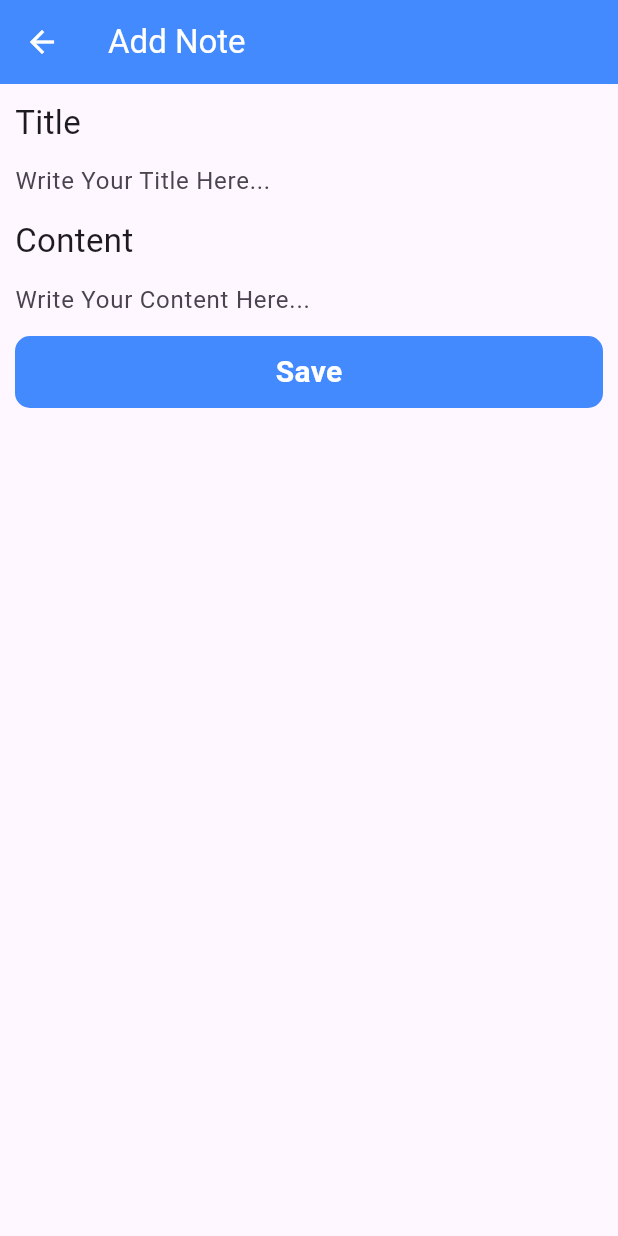
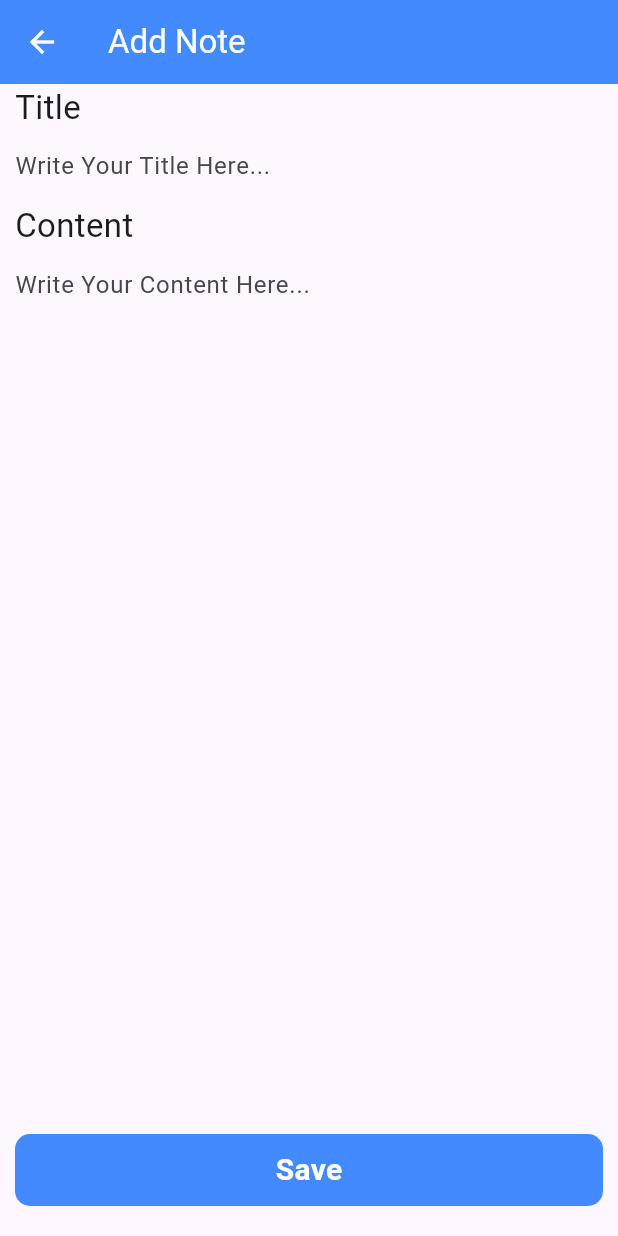
Before and after one commit to BaselMoustafa/notes_app_creativa, a Flutter app: the SetNoteScreen screen opened directly, on a phone screen of 412 x 824 dp. Run offline on Flutter 3.47's test engine with Material 3 defaults, Android fonts, the phone set to English and light mode, and no system bars.

Commit message:
add initial value support for set note screen

```diff
--- a/lib/screens/home_screen.dart
+++ b/lib/screens/home_screen.dart
@@ -5,10 +5,16 @@ import 'package:notes_app_creativa/style/app_text_styles.dart';
 import 'package:notes_app_creativa/widgets/home_screen_floating_action_button.dart';
 import 'package:notes_app_creativa/widgets/notes_list_view.dart';
 
-class HomeScreen extends StatelessWidget {
+class HomeScreen extends StatefulWidget {
   const HomeScreen({super.key});
 
   @override
+  State<HomeScreen> createState() => _HomeScreenState();
+}
+
+class _HomeScreenState extends State<HomeScreen> {
+  @override
+
   Widget build(BuildContext context) {
     return Scaffold(
       appBar: AppBar(
@@ -25,7 +31,7 @@ class HomeScreen extends StatelessWidget {
     );
   }
 
-  List<Note> get notes=>[
+  final List<Note> notes=[
     Note(
       title:"Client Feedback - Mobile App Redesign",
       content:"Positive feedback on the login screen; change header font."
@@ -84,5 +90,4 @@ class HomeScreen extends StatelessWidget {
     ),
 
   ];
-
 }
--- a/lib/screens/set_note_screen.dart
+++ b/lib/screens/set_note_screen.dart
@@ -23,6 +23,14 @@ class _SetNoteScreenState extends State<SetNoteScreen> {
   final GlobalKey<FormState> formKey = GlobalKey();
 
   @override
+  void initState() {
+    super.initState();
+    titleController.text = widget.note?.title ?? "";
+    contentController.text=widget.note?.content ??"";
+
+  }
+
+  @override
   void dispose() {
     titleController.dispose();
     contentController.dispose();
@@ -40,44 +48,82 @@ class _SetNoteScreenState extends State<SetNoteScreen> {
         ),
       ),
 
-      body: Padding(
-        padding: const EdgeInsets.all(10),
-        child: Form(
+      body: Form(
         key: formKey,
-          child: ListView(
-            children: [
-              Text(
+        child: CustomScrollView(
+          slivers: [
+            SliverToBoxAdapter(
+              child: Padding(
+                padding: const EdgeInsets.symmetric(
+                  horizontal: 10
+                ),
+                child: Text(
                   "Title",
                   style: AppTextStyles.regular22,
                 ),
+              ),
+            ),
 
-              CustomTextFormField(
+            SliverToBoxAdapter(
+              child: Padding(
+                padding: const EdgeInsets.symmetric(horizontal: 10),
+                child: CustomTextFormField(
                   controller: titleController,
                   hintText: "Write Your Title Here...",
                 ),
+              ),
+            ),
 
-              Text(
+            SliverToBoxAdapter(
+              child: Padding(
+                padding: const EdgeInsets.symmetric(horizontal: 10),
+                child: Text(
                   "Content",
                   style: AppTextStyles.regular22,
                 ),
+              ),
+            ),
 
-              CustomTextFormField(
+            SliverToBoxAdapter(
+              child: Padding(
+                padding: const EdgeInsets.symmetric(
+                  horizontal: 10
+                ),
+                child: CustomTextFormField(
                   controller: contentController,
                   hintText: "Write Your Content Here...",
                   maxLines: 7,
                 ),
+              ),
+            ),
 
+            // SliverToBoxAdapter(
+            //   child: Container(
+            //     height: 500,
+            //     color: Colors.red,
+            //   ),
+            // ),
 
-
-              CustomButton(
+            SliverFillRemaining(
+              hasScrollBody: false,
+              child: Align(
+                alignment: Alignment.bottomCenter,
+                child: Padding(
+                  padding: const EdgeInsets.symmetric(
+                    horizontal: 10,
+                    vertical: 20
+                  ),
+                  child: CustomButton(
                         title: "Save",
                         onTap: () {
                           print("Saved====");
                           formKey.currentState!.validate();
                         },
+                      ),
+                ),
+              ),
             )
           ],
-          ),
         ),
       ),
     );
--- a/lib/widgets/note_widget.dart
+++ b/lib/widgets/note_widget.dart
@@ -1,5 +1,6 @@
 import 'package:flutter/material.dart';
 import 'package:notes_app_creativa/models/note.dart';
+import 'package:notes_app_creativa/screens/set_note_screen.dart';
 import 'package:notes_app_creativa/style/app_colors.dart';
 import 'package:notes_app_creativa/style/app_text_styles.dart';
 
@@ -41,7 +42,13 @@ class NoteWidget extends StatelessWidget {
                   return [
                     PopupMenuItem(
                       value: (){
-                        print("Edit");
+                        Navigator.of(context).push(
+                          MaterialPageRoute(
+                            builder: (context) {
+                              return SetNoteScreen(note: note);
+                            },
+                          )
+                        );
                       },
                       child: _ActionButton(
                         iconData: Icons.edit,
```
Lines whose indentation alone changed are shown as unchanged.
